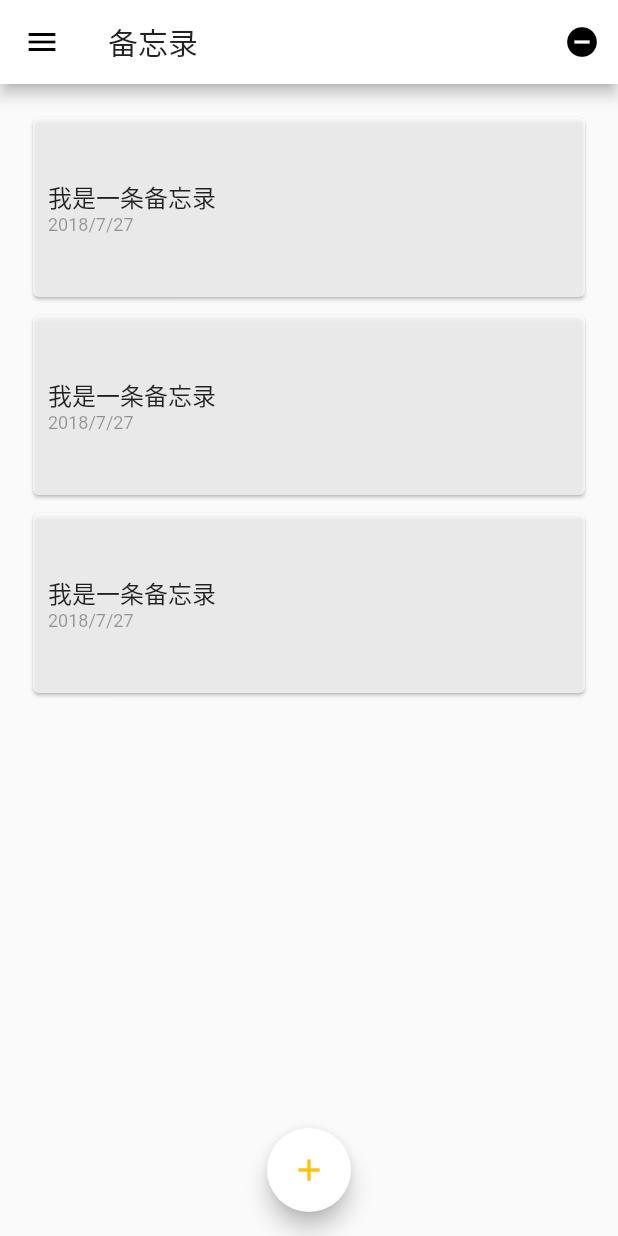
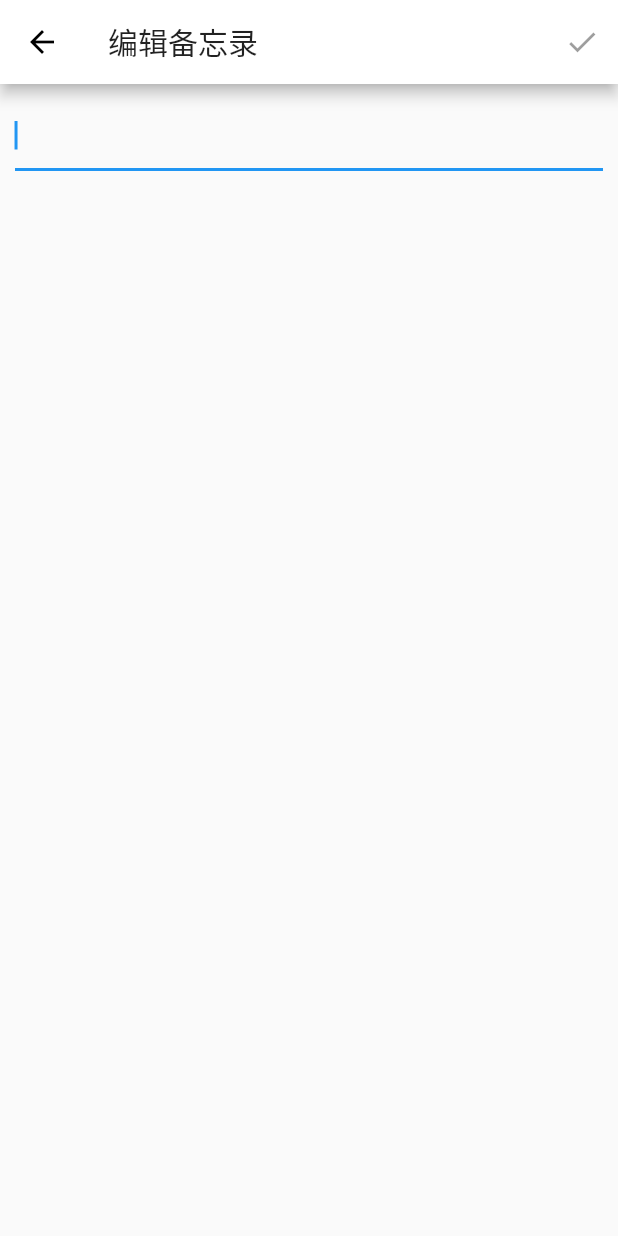
Before and after one commit to JiaFengZ/notepad, a Flutter app: the screen it shows after launch, after a tap on the "add" icon, on a phone screen of 412 x 824 dp. Run offline on Flutter 3.47's test engine with Material 2 defaults, Android fonts, the phone set to English and light mode, and no system bars.

Commit message:
feat: router body: 添加备忘录路由页面

```diff
--- /dev/null
+++ b/lib/components/createNote.dart
@@ -0,0 +1,32 @@
+import 'package:flutter/material.dart';
+export 'package:notepad/components/CreateNote.dart';
+
+class CreateNote extends StatefulWidget {
+  CreateNote({Key key}) : super(key: key);
+  @override
+  _CreateNoteState createState() => new _CreateNoteState();
+}
+
+class _CreateNoteState extends State<CreateNote> {
+  @override
+  Widget build(BuildContext context) {
+    return new Scaffold(
+      appBar: new AppBar(
+        title: new Text('编辑备忘录'),
+        automaticallyImplyLeading: true,
+        actions: [
+          new IconButton(
+            icon: new Icon(Icons.check)
+          ),
+        ]
+      ),
+      body: new Padding(
+        padding: const EdgeInsets.all(10.0),
+        child: new TextField(
+          autofocus: true
+        )
+      )
+    );
+  }
+
+}
--- a/lib/home.dart
+++ b/lib/home.dart
@@ -1,5 +1,6 @@
 import 'package:flutter/material.dart';
 import 'package:notepad/draw.dart';
+import 'package:notepad/components/CreateNote.dart';
 export 'package:notepad/home.dart';
 
 class MyHomePage extends StatefulWidget {
@@ -28,7 +29,6 @@ class _MyHomePageState extends State<MyHomePage> {
       initialItems: <Map>[map, map1, map2],
       removedItemBuilder: _buildRemovedItem,
     );
-    Map<String, String> _nextItem;
   }
 
   // Used to build list items that haven't been removed.
@@ -39,7 +39,7 @@ class _MyHomePageState extends State<MyHomePage> {
       selected: _selectedItem == _list[index],
       onTap: () {
         setState(() {
-          //_selectedItem = _selectedItem == _list[index] ? null : _list[index];
+          _selectedItem = _selectedItem == _list[index] ? null : _list[index];
         });
       },
     );
@@ -56,8 +56,17 @@ class _MyHomePageState extends State<MyHomePage> {
 
   // Insert the "next item" into the list model.
   void _insert() {
-    final int index = _selectedItem == null ? _list.length : _list.indexOf(_selectedItem);
-    _list.insert(index, _nextItem);
+    /*final int index = _selectedItem == null ? _list.length : _list.indexOf(_selectedItem);
+    _nextItem = {'text': '我是一条备忘录', 'time': '2018/7/29'};
+    _list.insert(index, _nextItem);*/
+
+    Navigator.of(context).push(
+      new MaterialPageRoute(
+        builder: (context) {
+          return new CreateNote();
+        },
+      ),
+    );
   }
 
   // Remove the selected item from the list model.
@@ -176,7 +185,7 @@ class CardItem extends StatelessWidget {
           child: new SizedBox(
             height: 128.0,
             child: new Card(
-              color: Colors.white70,
+              color: selected ? Colors.cyan : Colors.white,
               child: new Padding(
                 padding: const EdgeInsets.all(10.0),
                 child: new Column(
@@ -190,7 +199,7 @@ class CardItem extends StatelessWidget {
                             item['text'],
                             overflow: TextOverflow.ellipsis,
                             textAlign: TextAlign.left,
-                            style: new TextStyle(color: Colors.black87, fontSize: 16.0),
+                            style: new TextStyle(color: selected ? Colors.white : Colors.black87, fontSize: 16.0),
                           ),
                         ],
                       ),
@@ -200,7 +209,7 @@ class CardItem extends StatelessWidget {
                           new Text(
                             item['time'],
                             textAlign: TextAlign.left,
-                            style: new TextStyle(fontSize: 12.0, color: Colors.black38),
+                            style: new TextStyle(fontSize: 12.0, color: selected ? Colors.white : Colors.black38),
                           ),
                         ],
                       )
```
